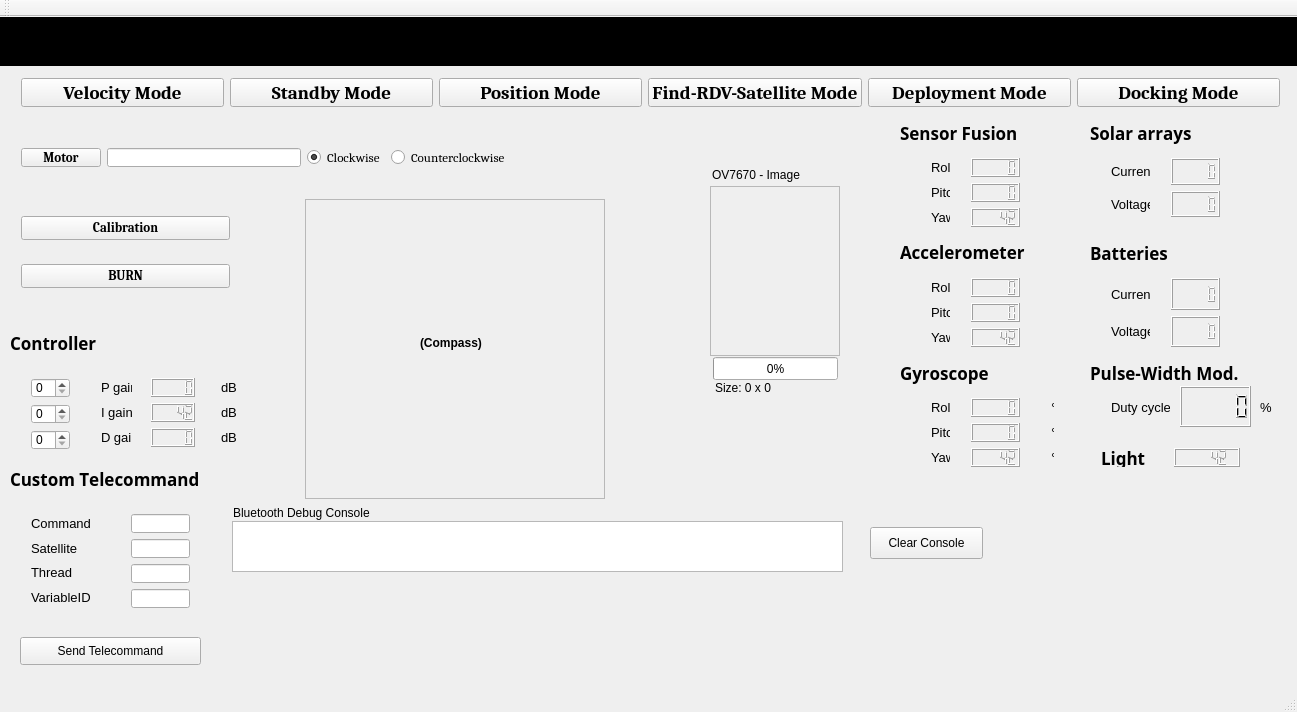
Old version of the form groundstation.ui in the repository Angele-/FloatSat_GroundStation.
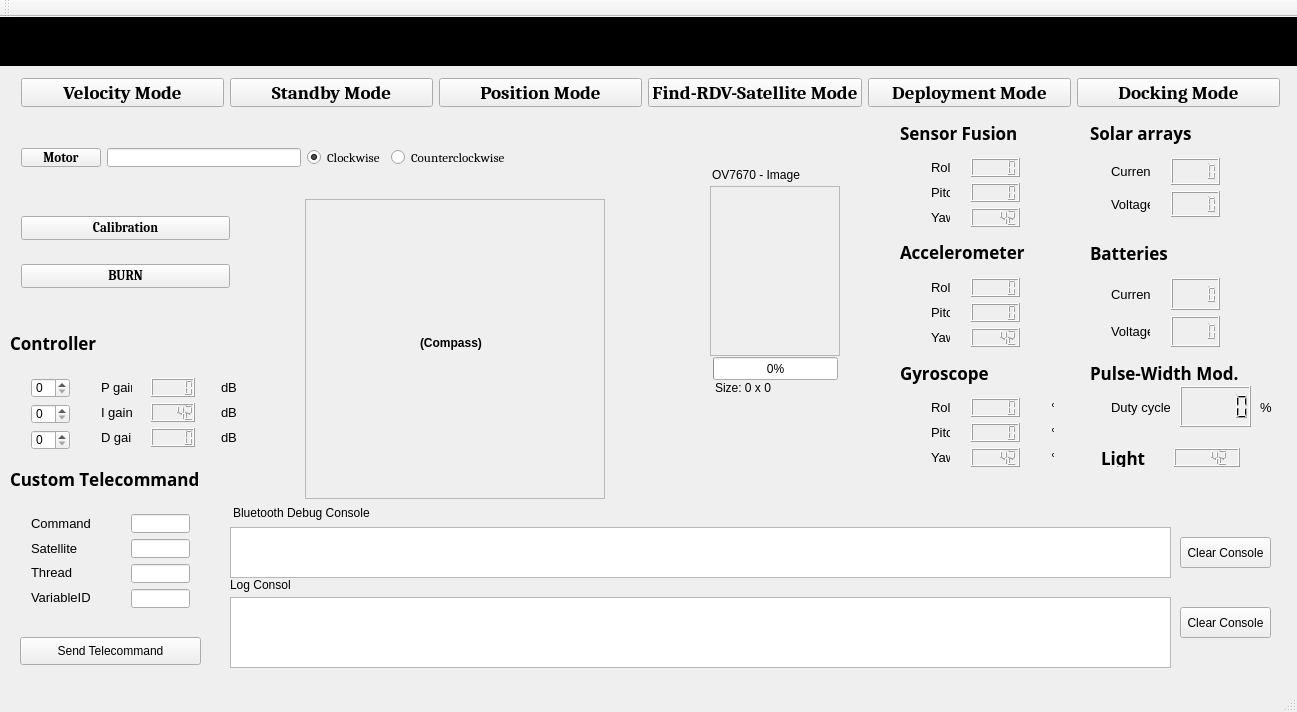
New version of the form.

Commit message: Added log console and its clear button, still no log function

```diff
--- a/groundstation.ui
+++ b/groundstation.ui
@@ -1512,9 +1512,9 @@
    <widget class="QPlainTextEdit" name="debugConsole">
     <property name="geometry">
      <rect>
-      <x>232</x>
-      <y>504</y>
-      <width>611</width>
+      <x>230</x>
+      <y>510</y>
+      <width>941</width>
       <height>51</height>
      </rect>
     </property>
@@ -1547,10 +1547,49 @@
    <widget class="QPushButton" name="consoleClearBtn">
     <property name="geometry">
      <rect>
-      <x>870</x>
-      <y>510</y>
-      <width>113</width>
-      <height>32</height>
+      <x>1180</x>
+      <y>520</y>
+      <width>91</width>
+      <height>31</height>
+     </rect>
+    </property>
+    <property name="text">
+     <string>Clear Console</string>
+    </property>
+   </widget>
+   <widget class="QPlainTextEdit" name="logConsole">
+    <property name="geometry">
+     <rect>
+      <x>230</x>
+      <y>580</y>
+      <width>941</width>
+      <height>71</height>
+     </rect>
+    </property>
+    <property name="readOnly">
+     <bool>true</bool>
+    </property>
+   </widget>
+   <widget class="QLabel" name="label_6">
+    <property name="geometry">
+     <rect>
+      <x>230</x>
+      <y>560</y>
+      <width>61</width>
+      <height>16</height>
+     </rect>
+    </property>
+    <property name="text">
+     <string>Log Console</string>
+    </property>
+   </widget>
+   <widget class="QPushButton" name="logClearButton">
+    <property name="geometry">
+     <rect>
+      <x>1180</x>
+      <y>590</y>
+      <width>91</width>
+      <height>31</height>
      </rect>
     </property>
     <property name="text">
```
The commit also changes 2 other files.
